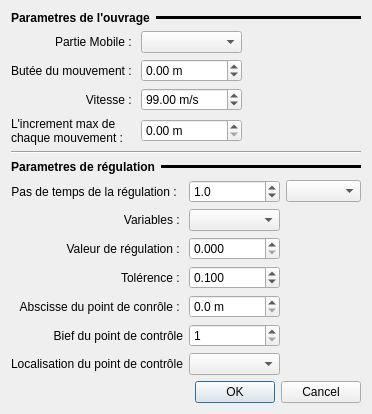
This is ui/structures/ui_floodgate.ui in Artelia/Mascaret as Qt 5 draws it before an edit. The edited form follows.
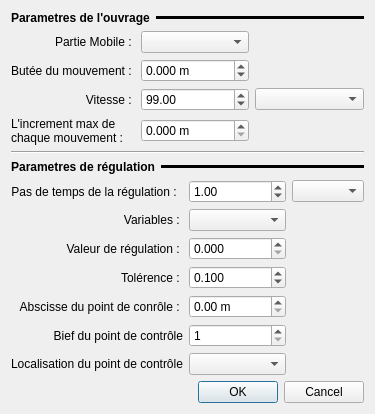
This is the edited form.

What changed in the file:
```diff
--- a/ui/structures/ui_floodgate.ui
+++ b/ui/structures/ui_floodgate.ui
@@ -75,7 +75,7 @@
             <string> m</string>
            </property>
            <property name="decimals">
-            <number>2</number>
+            <number>3</number>
            </property>
            <property name="maximum">
             <double>10000.000000000000000</double>
@@ -114,7 +114,7 @@
             <string> m</string>
            </property>
            <property name="decimals">
-            <number>2</number>
+            <number>3</number>
            </property>
            <property name="minimum">
             <double>-1000000000.000000000000000</double>
@@ -151,19 +151,22 @@
          <item row="2" column="1">
           <widget class="QDoubleSpinBox" name="vel_fg">
            <property name="suffix">
-            <string> m/s</string>
+            <string/>
            </property>
            <property name="decimals">
             <number>2</number>
            </property>
            <property name="maximum">
-            <double>340.000000000000000</double>
+            <double>1000000.000000000000000</double>
            </property>
            <property name="value">
             <double>99.000000000000000</double>
            </property>
           </widget>
          </item>
+         <item row="2" column="2">
+          <widget class="QComboBox" name="cb_type_t_vit"/>
+         </item>
         </layout>
        </item>
       </layout>
@@ -237,7 +240,7 @@
             <string> m</string>
            </property>
            <property name="decimals">
-            <number>1</number>
+            <number>2</number>
            </property>
            <property name="maximum">
             <double>1000000000.000000000000000</double>
@@ -321,7 +324,7 @@
             <string/>
            </property>
            <property name="decimals">
-            <number>1</number>
+            <number>2</number>
            </property>
            <property name="maximum">
             <double>1000000000.000000000000000</double>
```
